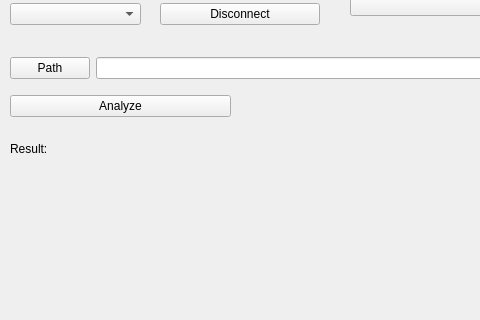
Old version of the form mainwindow.ui in the repository pvesouza/Bioconnect; both pictures show x 0 to 480 and y 135 to 455 of the 801 by 618 pixel window.
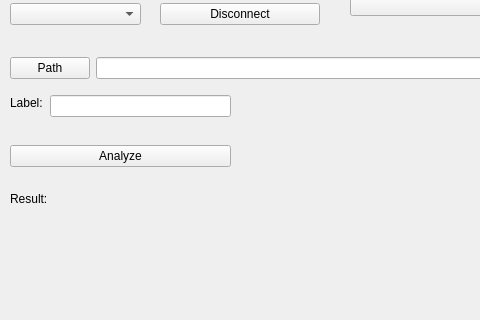
New version of the form.

The edit to the form file:
```diff
--- a/mainwindow.ui
+++ b/mainwindow.ui
@@ -197,7 +197,7 @@
     <property name="geometry">
      <rect>
       <x>10</x>
-      <y>230</y>
+      <y>280</y>
       <width>221</width>
       <height>80</height>
      </rect>
@@ -271,6 +271,29 @@
      </item>
     </layout>
    </widget>
+   <widget class="QLabel" name="label_7">
+    <property name="geometry">
+     <rect>
+      <x>10</x>
+      <y>230</y>
+      <width>49</width>
+      <height>16</height>
+     </rect>
+    </property>
+    <property name="text">
+     <string>Label:</string>
+    </property>
+   </widget>
+   <widget class="QLineEdit" name="lineEdit_label">
+    <property name="geometry">
+     <rect>
+      <x>50</x>
+      <y>230</y>
+      <width>181</width>
+      <height>22</height>
+     </rect>
+    </property>
+   </widget>
   </widget>
   <widget class="QMenuBar" name="menubar">
    <property name="geometry">
```
